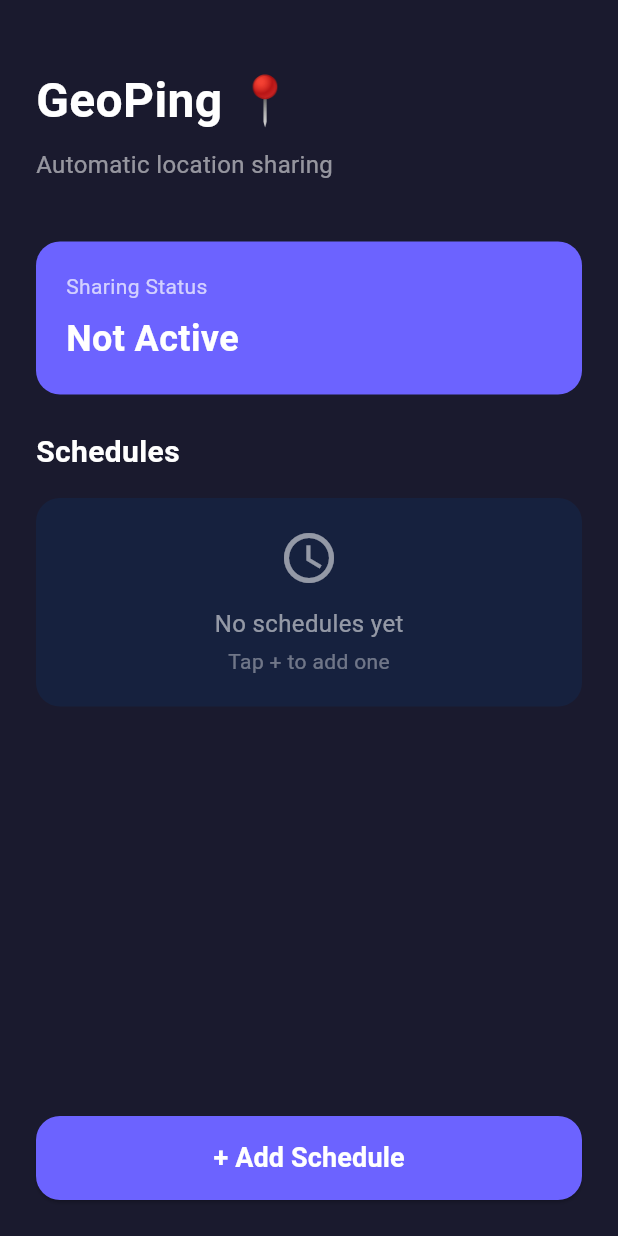
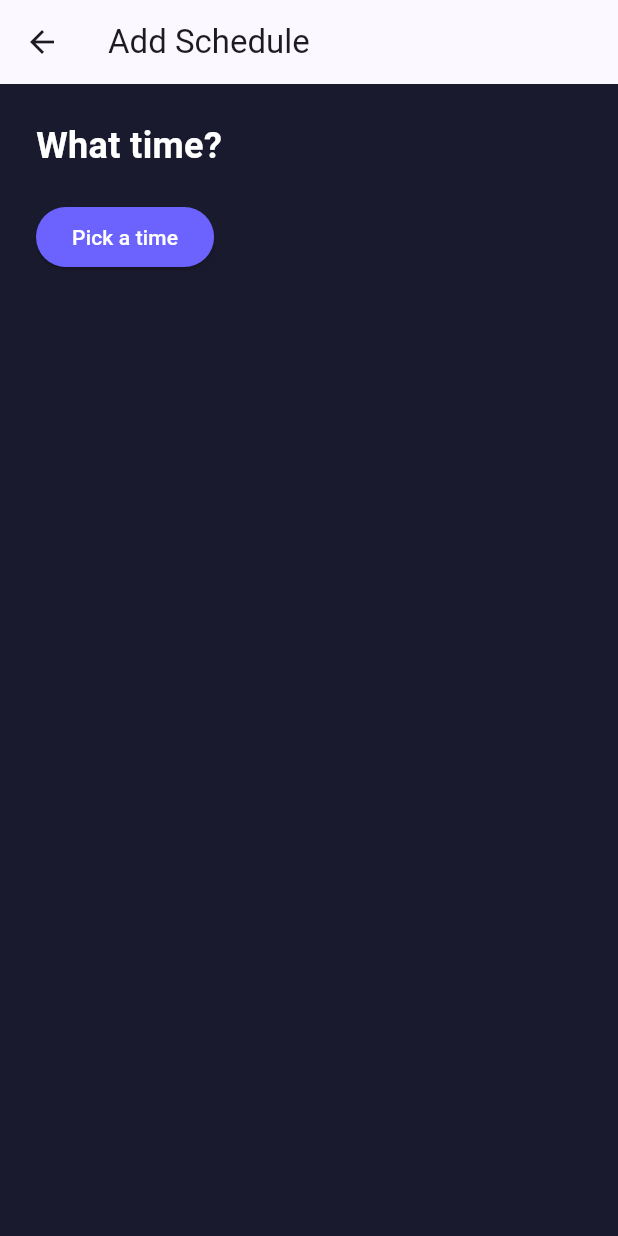
Before and after one commit to G-lowkey/GeoPing, a Flutter app: the screen it shows after launch, after a tap on "+ Add Schedule", on a phone screen of 412 x 824 dp. Run offline on Flutter 3.47's test engine with Material 3 defaults, Android fonts, the phone set to English and light mode, and no system bars.

Commit message:
Add schedule screen with time picker

```diff
--- a/lib/main.dart
+++ b/lib/main.dart
@@ -119,7 +119,12 @@ class HomeScreen extends StatelessWidget {
                 width: double.infinity,
                 height: 56,
                 child: ElevatedButton(
-                  onPressed: () {},
+                  onPressed: () {
+                    Navigator.push(
+                      context,
+                      MaterialPageRoute(builder: (context) => const AddScheduleScreen()),
+                    );
+                  },
                   style: ElevatedButton.styleFrom(
                     backgroundColor: const Color(0xFF6C63FF),
                     shape: RoundedRectangleBorder(
@@ -143,3 +148,48 @@ class HomeScreen extends StatelessWidget {
     );
   }
 }
+class AddScheduleScreen extends StatelessWidget {
+  const AddScheduleScreen({super.key});
+
+  @override
+  Widget build(BuildContext context) {
+    return Scaffold(
+      backgroundColor: const Color(0xFF1A1A2E),
+      appBar: AppBar(
+        title: const Text('Add Schedule'),
+      ),
+      body: Padding(
+        padding: const EdgeInsets.all(24.0),
+        child: Column(
+          crossAxisAlignment: CrossAxisAlignment.start,
+          children: [
+            const Text(
+              'What time?',
+              style: TextStyle(
+                color: Colors.white,
+                fontSize: 24,
+                fontWeight: FontWeight.bold,
+              ),
+            ),
+            const SizedBox(height: 20),
+            ElevatedButton(
+               onPressed: () async {
+                 final TimeOfDay? picked = await showTimePicker(
+                   context: context,
+                   initialTime: TimeOfDay.now(),
+                 );
+               },
+               style: ElevatedButton.styleFrom(
+                 backgroundColor: const Color(0xFF6C63FF),
+               ),
+               child: const Text(
+                 'Pick a time',
+                 style: TextStyle(color: Colors.white),
+               ),
+            ),
+          ],
+        ),
+      ),
+    );
+  }
+}
```
